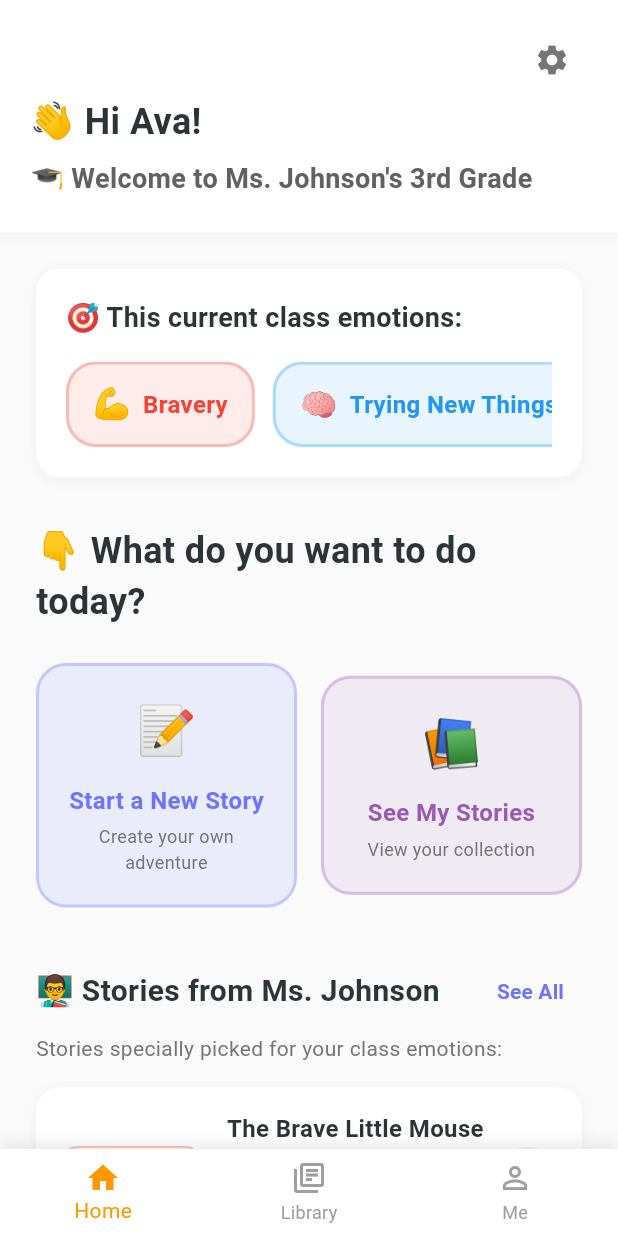
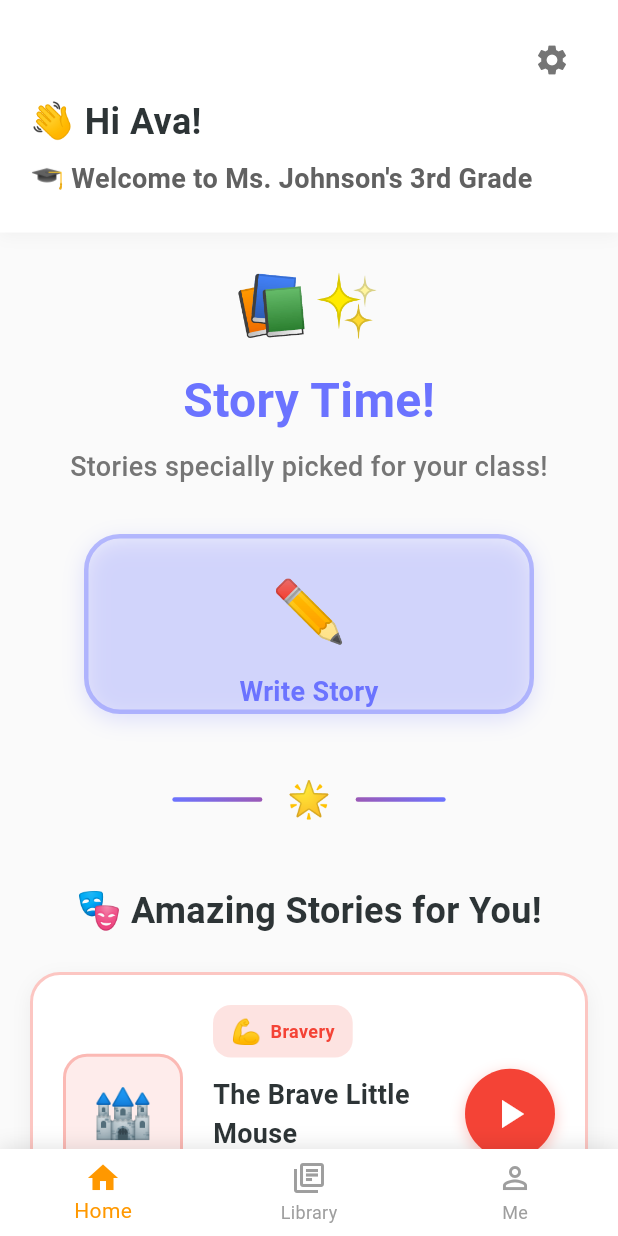
Before and after one commit to DalenVilla/Story-Buddy, a Flutter app: the StorytimeHomeScreen screen opened directly, on a phone screen of 412 x 824 dp. Run offline on Flutter 3.47's test engine with Material 3 defaults, Android fonts, the phone set to English and light mode, and no system bars.

Commit message:
student home page changed

```diff
--- a/lib/components/student/student_home_content.dart
+++ b/lib/components/student/student_home_content.dart
@@ -19,187 +19,261 @@ class StorytimeHomeContent extends StatelessWidget {
       {
         'title': 'The Brave Little Mouse',
         'emotion': 'Bravery',
-        'emoji': '💪',
+        'emoji': '🐭',
+        'bigEmoji': '💪',
         'color': Colors.red,
-        'description': 'Follow a tiny mouse as they overcome their biggest fears!',
+        'description': 'A tiny mouse becomes super brave!',
+        'image': '🏰', // Castle placeholder
       },
       {
         'title': 'Lily\'s First Day Adventure',
         'emotion': 'Trying New Things',
-        'emoji': '🧠',
+        'emoji': '👧',
+        'bigEmoji': '🧠',
         'color': Colors.blue,
-        'description': 'Join Lily as she tries something completely new and exciting!',
+        'description': 'Join Lily\'s exciting new adventure!',
+        'image': '🌈', // Rainbow placeholder
       },
       {
         'title': 'The Kindness Tree',
         'emotion': 'Kindness',
-        'emoji': '💖',
+        'emoji': '🌳',
+        'bigEmoji': '💖',
         'color': Colors.pink,
-        'description': 'Discover how small acts of kindness can grow into something magical!',
+        'description': 'Watch kindness grow like magic!',
+        'image': '🌸', // Flower placeholder
+      },
+      {
+        'title': 'Max and the Friendship Club',
+        'emotion': 'Friendship',
+        'emoji': '🐶',
+        'bigEmoji': '🤝',
+        'color': Colors.orange,
+        'description': 'Making friends is awesome!',
+        'image': '🎈', // Balloon placeholder
+      },
+      {
+        'title': 'The Curious Cat\'s Quest',
+        'emotion': 'Curiosity',
+        'emoji': '🐱',
+        'bigEmoji': '🔍',
+        'color': Colors.purple,
+        'description': 'Explore with the curious cat!',
+        'image': '🚀', // Rocket placeholder
       },
     ];
 
     return SingleChildScrollView(
-      padding: const EdgeInsets.all(24),
+      padding: const EdgeInsets.all(20),
       child: Column(
         crossAxisAlignment: CrossAxisAlignment.start,
         children: [
-          // Current class emotions section
-          _buildClassEmotionsSection(),
+          // Welcome message with big friendly text
+          Center(
+            child: Column(
+              children: [
+                const Text(
+                  '📚✨',
+                  style: TextStyle(fontSize: 40),
+                ),
+                const SizedBox(height: 12),
+                const Text(
+                  'Story Time!',
+                  style: TextStyle(
+                    fontSize: 32,
+                    fontWeight: FontWeight.bold,
+                    color: Color(0xFF6B73FF),
+                  ),
+                ),
+                const SizedBox(height: 8),
+                Text(
+                  'Stories specially picked for your class!',
+                  style: TextStyle(
+                    fontSize: 18,
+                    color: Colors.grey[600],
+                    fontWeight: FontWeight.w500,
+                  ),
+                  textAlign: TextAlign.center,
+                ),
+              ],
+            ),
+          ),
 
           const SizedBox(height: 32),
 
-          // What do you want to do today?
-          const Text(
-            '👇 What do you want to do today?',
+          // Quick action button - Write Story
+          Center(
+            child: Container(
+              width: double.infinity,
+              constraints: const BoxConstraints(maxWidth: 300),
+              child: _buildBigActionButton(
+                emoji: '✏️',
+                title: 'Write Story',
+                color: const Color(0xFF6B73FF),
+                onTap: () {
+                  ScaffoldMessenger.of(context).showSnackBar(
+                    const SnackBar(
+                      content: Text('Story writing coming soon! 📝'),
+                      backgroundColor: Color(0xFF6B73FF),
+                    ),
+                  );
+                },
+              ),
+            ),
+          ),
+
+          const SizedBox(height: 40),
+
+          // Fun divider
+          Center(
+            child: Row(
+              mainAxisAlignment: MainAxisAlignment.center,
+              children: [
+                Container(
+                  height: 3,
+                  width: 60,
+                  decoration: BoxDecoration(
+                    gradient: const LinearGradient(
+                      colors: [Color(0xFF6B73FF), Color(0xFF9B59B6)],
+                    ),
+                    borderRadius: BorderRadius.circular(2),
+                  ),
+                ),
+                const Padding(
+                  padding: EdgeInsets.symmetric(horizontal: 16),
+                  child: Text('🌟', style: TextStyle(fontSize: 24)),
+                ),
+                Container(
+                  height: 3,
+                  width: 60,
+                  decoration: BoxDecoration(
+                    gradient: const LinearGradient(
+                      colors: [Color(0xFF9B59B6), Color(0xFF6B73FF)],
+                    ),
+                    borderRadius: BorderRadius.circular(2),
+                  ),
+                ),
+              ],
+            ),
+          ),
+
+          const SizedBox(height: 40),
+
+          // Stories section title
+          const Center(
+            child: Text(
+              '🎭 Amazing Stories for You!',
               style: TextStyle(
                 fontSize: 24,
                 fontWeight: FontWeight.bold,
                 color: Color(0xFF2D3436),
               ),
             ),
+          ),
 
           const SizedBox(height: 24),
 
-          // Main action buttons
-          Row(
+          // Teacher stories - big kid-friendly cards
+          ...emotionBasedStories.map((story) {
+            return Container(
+              margin: const EdgeInsets.only(bottom: 20),
+              child: _buildKidFriendlyStoryCard(story),
+            );
+          }).toList(),
+
+          const SizedBox(height: 32),
+
+          // Bottom encouragement message
+          Center(
+            child: Container(
+              padding: const EdgeInsets.all(24),
+              decoration: BoxDecoration(
+                gradient: const LinearGradient(
+                  colors: [Color(0xFF6B73FF), Color(0xFF9B59B6)],
+                  begin: Alignment.topLeft,
+                  end: Alignment.bottomRight,
+                ),
+                borderRadius: BorderRadius.circular(20),
+                boxShadow: [
+                  BoxShadow(
+                    color: const Color(0xFF6B73FF).withOpacity(0.3),
+                    blurRadius: 15,
+                    offset: const Offset(0, 6),
+                  ),
+                ],
+              ),
+              child: Column(
                 children: [
-              // Start a New Story button
-              Expanded(
-                child: _buildActionButton(
-                  icon: '📝',
-                  title: 'Start a New Story',
-                  subtitle: 'Create your own adventure',
-                  color: const Color(0xFF6B73FF),
-                  onTap: () {
-                    // Navigate to story creation
-                    ScaffoldMessenger.of(context).showSnackBar(
-                      const SnackBar(
-                        content: Text('Story creation coming soon!'),
-                        backgroundColor: Color(0xFF6B73FF),
+                  const Text(
+                    '🌟',
+                    style: TextStyle(fontSize: 32),
                   ),
-                    );
-                  },
+                  const SizedBox(height: 12),
+                  const Text(
+                    'Keep Reading!',
+                    style: TextStyle(
+                      fontSize: 20,
+                      fontWeight: FontWeight.bold,
+                      color: Colors.white,
                     ),
                   ),
-
-              const SizedBox(width: 16),
-
-              // See My Stories button
-              Expanded(
-                child: _buildActionButton(
-                  icon: '📚',
-                  title: 'See My Stories',
-                  subtitle: 'View your collection',
-                  color: const Color(0xFF9B59B6),
-                  onTap: () {
-                    // Navigate to story library
-                    ScaffoldMessenger.of(context).showSnackBar(
-                      const SnackBar(
-                        content: Text('Story library coming soon!'),
-                        backgroundColor: Color(0xFF9B59B6),
-                      ),
-                    );
-                  },
+                  const SizedBox(height: 8),
+                  Text(
+                    'You\'re doing amazing! 🎉',
+                    style: TextStyle(
+                      fontSize: 16,
+                      color: Colors.white.withOpacity(0.9),
                     ),
                   ),
                 ],
-          ),
-
-          const SizedBox(height: 32),
-
-          // Stories from teacher section
-          Row(
-            children: [
-              const Text(
-                '👨‍🏫 Stories from Ms. Johnson',
-                style: TextStyle(
-                  fontSize: 20,
-                  fontWeight: FontWeight.bold,
-                  color: Color(0xFF2D3436),
-                ),
-              ),
-              const Spacer(),
-              TextButton(
-                onPressed: () {
-                  // View all teacher stories
-                },
-                child: Text(
-                  'See All',
-                  style: TextStyle(
-                    color: const Color(0xFF6B73FF),
-                    fontWeight: FontWeight.w600,
               ),
             ),
           ),
         ],
       ),
-
-          const SizedBox(height: 4),
-
-          Text(
-            'Stories specially picked for your class emotions:',
-            style: TextStyle(
-              fontSize: 14,
-              color: Colors.grey[600],
-            ),
-          ),
-
-          const SizedBox(height: 16),
-
-          // Teacher stories based on emotions
-          ...emotionBasedStories.map((story) {
-            return Container(
-              margin: const EdgeInsets.only(bottom: 16),
-              child: _buildStoryCard(story),
-            );
-          }).toList(),
-        ],
-      ),
     );
   }
 
-  Widget _buildActionButton({
-    required String icon,
+  Widget _buildBigActionButton({
+    required String emoji,
     required String title,
-    required String subtitle,
     required Color color,
     required VoidCallback onTap,
   }) {
     return GestureDetector(
       onTap: onTap,
       child: Container(
+        height: 120,
         padding: const EdgeInsets.all(20),
         decoration: BoxDecoration(
           color: color.withOpacity(0.1),
-          borderRadius: BorderRadius.circular(20),
+          borderRadius: BorderRadius.circular(24),
           border: Border.all(
-            color: color.withOpacity(0.3),
-            width: 2,
+            color: color.withOpacity(0.4),
+            width: 3,
           ),
+          boxShadow: [
+            BoxShadow(
+              color: color.withOpacity(0.2),
+              blurRadius: 12,
+              offset: const Offset(0, 4),
+            ),
+          ],
         ),
         child: Column(
+          mainAxisAlignment: MainAxisAlignment.center,
           children: [
             Text(
-              icon,
-              style: const TextStyle(fontSize: 32),
+              emoji,
+              style: const TextStyle(fontSize: 40),
             ),
             const SizedBox(height: 12),
             Text(
               title,
               style: TextStyle(
-                fontSize: 16,
+                fontSize: 18,
                 fontWeight: FontWeight.bold,
                 color: color,
-              ),
-              textAlign: TextAlign.center,
-            ),
-            const SizedBox(height: 4),
-            Text(
-              subtitle,
-              style: TextStyle(
-                fontSize: 12,
-                color: Colors.grey[600],
               ),
               textAlign: TextAlign.center,
             ),
@@ -209,37 +283,69 @@ class StorytimeHomeContent extends StatelessWidget {
     );
   }
 
-  Widget _buildStoryCard(Map<String, dynamic> story) {
-    return Container(
-      padding: const EdgeInsets.all(16),
+  Widget _buildKidFriendlyStoryCard(Map<String, dynamic> story) {
+    return GestureDetector(
+      onTap: () {
+        // Handle story tap
+      },
+      child: Container(
+        padding: const EdgeInsets.all(20),
         decoration: BoxDecoration(
           color: Colors.white,
-        borderRadius: BorderRadius.circular(16),
+          borderRadius: BorderRadius.circular(20),
+          border: Border.all(
+            color: (story['color'] as Color).withOpacity(0.3),
+            width: 2,
+          ),
           boxShadow: [
             BoxShadow(
-            color: Colors.grey.withOpacity(0.1),
-            blurRadius: 8,
-            offset: const Offset(0, 2),
+              color: Colors.grey.withOpacity(0.15),
+              blurRadius: 10,
+              offset: const Offset(0, 4),
             ),
           ],
         ),
         child: Row(
           children: [
-          // Story emotion chip
+            // Big emoji image placeholder
             Container(
-            padding: const EdgeInsets.symmetric(horizontal: 12, vertical: 8),
+              width: 80,
+              height: 80,
               decoration: BoxDecoration(
                 color: (story['color'] as Color).withOpacity(0.1),
-              borderRadius: BorderRadius.circular(12),
+                borderRadius: BorderRadius.circular(16),
                 border: Border.all(
                   color: (story['color'] as Color).withOpacity(0.3),
+                  width: 2,
                 ),
+              ),
+              child: Center(
+                child: Text(
+                  story['image'] as String,
+                  style: const TextStyle(fontSize: 32),
+                ),
+              ),
+            ),
+
+            const SizedBox(width: 20),
+
+            // Story details
+            Expanded(
+              child: Column(
+                crossAxisAlignment: CrossAxisAlignment.start,
+                children: [
+                  // Emotion chip
+                  Container(
+                    padding: const EdgeInsets.symmetric(horizontal: 12, vertical: 6),
+                    decoration: BoxDecoration(
+                      color: (story['color'] as Color).withOpacity(0.15),
+                      borderRadius: BorderRadius.circular(12),
                     ),
                     child: Row(
                       mainAxisSize: MainAxisSize.min,
                       children: [
                         Text(
-                  story['emoji'] as String,
+                          story['bigEmoji'] as String,
                           style: const TextStyle(fontSize: 16),
                         ),
                         const SizedBox(width: 6),
@@ -255,22 +361,19 @@ class StorytimeHomeContent extends StatelessWidget {
                     ),
                   ),
 
-          const SizedBox(width: 16),
+                  const SizedBox(height: 12),
 
-          // Story details
-          Expanded(
-            child: Column(
-              crossAxisAlignment: CrossAxisAlignment.start,
-              children: [
                   Text(
                     story['title'] as String,
                     style: const TextStyle(
-                    fontSize: 16,
+                      fontSize: 18,
                       fontWeight: FontWeight.bold,
                       color: Color(0xFF2D3436),
                     ),
                   ),
-                const SizedBox(height: 4),
+
+                  const SizedBox(height: 6),
+
                   Text(
                     story['description'] as String,
                     style: TextStyle(
@@ -282,95 +385,29 @@ class StorytimeHomeContent extends StatelessWidget {
               ),
             ),
 
-          // Play button
+            // Big play button
             Container(
-            padding: const EdgeInsets.all(8),
+              width: 60,
+              height: 60,
               decoration: BoxDecoration(
-              color: const Color(0xFF6B73FF).withOpacity(0.1),
+                color: story['color'] as Color,
                 shape: BoxShape.circle,
+                boxShadow: [
+                  BoxShadow(
+                    color: (story['color'] as Color).withOpacity(0.3),
+                    blurRadius: 8,
+                    offset: const Offset(0, 3),
+                  ),
+                ],
               ),
               child: const Icon(
                 Icons.play_arrow,
-              color: Color(0xFF6B73FF),
-              size: 24,
+                color: Colors.white,
+                size: 32,
               ),
             ),
           ],
         ),
-    );
-  }
-
-  Widget _buildClassEmotionsSection() {
-    return Container(
-      padding: const EdgeInsets.all(20),
-      decoration: BoxDecoration(
-        color: Colors.white,
-        borderRadius: BorderRadius.circular(16),
-        boxShadow: [
-          BoxShadow(
-            color: Colors.grey.withOpacity(0.1),
-            blurRadius: 8,
-            offset: const Offset(0, 2),
-          ),
-        ],
-      ),
-      child: Column(
-        crossAxisAlignment: CrossAxisAlignment.start,
-        children: [
-          // Section title
-          Text(
-            '🎯 This current class emotions:',
-            style: TextStyle(
-              fontSize: 18,
-              fontWeight: FontWeight.bold,
-              color: const Color(0xFF2D3436),
-            ),
-          ),
-
-          const SizedBox(height: 16),
-
-          // Emotion chips
-          SingleChildScrollView(
-            scrollDirection: Axis.horizontal,
-            child: Row(
-              children: classEmotions.map((emotion) {
-                return Container(
-                  margin: const EdgeInsets.only(right: 12),
-                  padding: const EdgeInsets.symmetric(
-                    horizontal: 16,
-                    vertical: 12,
-                  ),
-                  decoration: BoxDecoration(
-                    color: (emotion['color'] as Color).withOpacity(0.1),
-                    borderRadius: BorderRadius.circular(20),
-                    border: Border.all(
-                      color: (emotion['color'] as Color).withOpacity(0.3),
-                      width: 2,
-                    ),
-                  ),
-                  child: Row(
-                    mainAxisSize: MainAxisSize.min,
-                    children: [
-                      Text(
-                        emotion['emoji'] as String,
-                        style: const TextStyle(fontSize: 20),
-                      ),
-                      const SizedBox(width: 8),
-                      Text(
-                        emotion['name'] as String,
-                        style: TextStyle(
-                          fontSize: 16,
-                          fontWeight: FontWeight.bold,
-                          color: emotion['color'] as Color,
-                        ),
-                      ),
-                    ],
-                  ),
-                );
-              }).toList(),
-            ),
-          ),
-        ],
       ),
     );
   }
--- a/lib/screens/auth/sign_up_student.dart
+++ b/lib/screens/auth/sign_up_student.dart
@@ -422,8 +422,7 @@ class _SignUpStudentScreenState extends State<SignUpStudentScreen> {
                   ],
                 ),
               ),
-            ),
-          ],
+          ]),
         ),
       ),
     );
--- a/lib/screens/auth/sign_up_teacher.dart
+++ b/lib/screens/auth/sign_up_teacher.dart
@@ -664,8 +664,7 @@ class _SignUpTeacherScreenState extends State<SignUpTeacherScreen> {
                   ],
                 ),
               ),
-            ),
-          ],
+          ]),
         ),
       ),
     );
```
Lines whose indentation alone changed are shown as unchanged.
